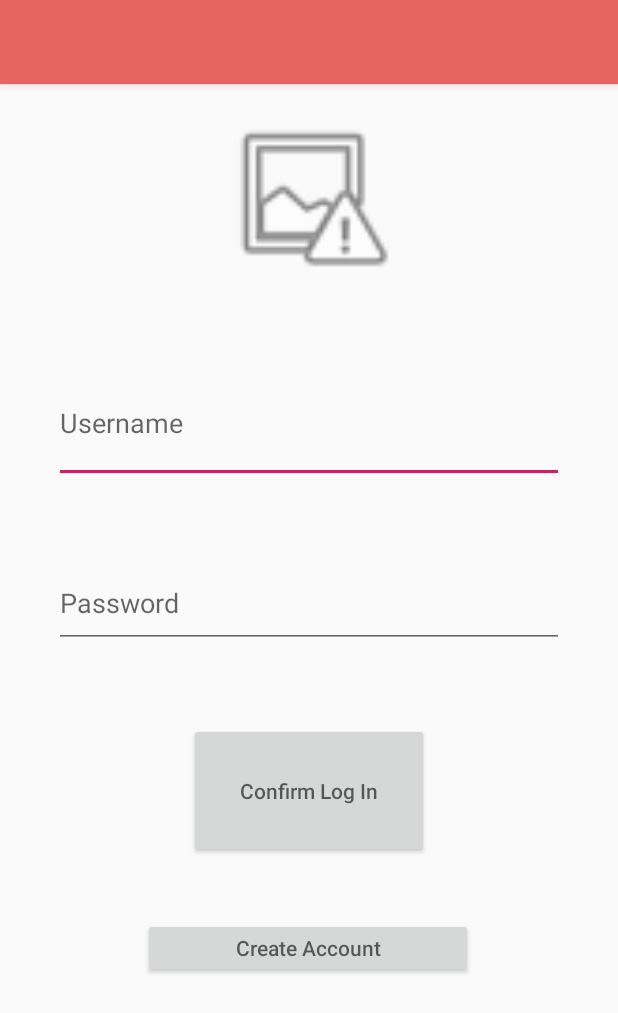
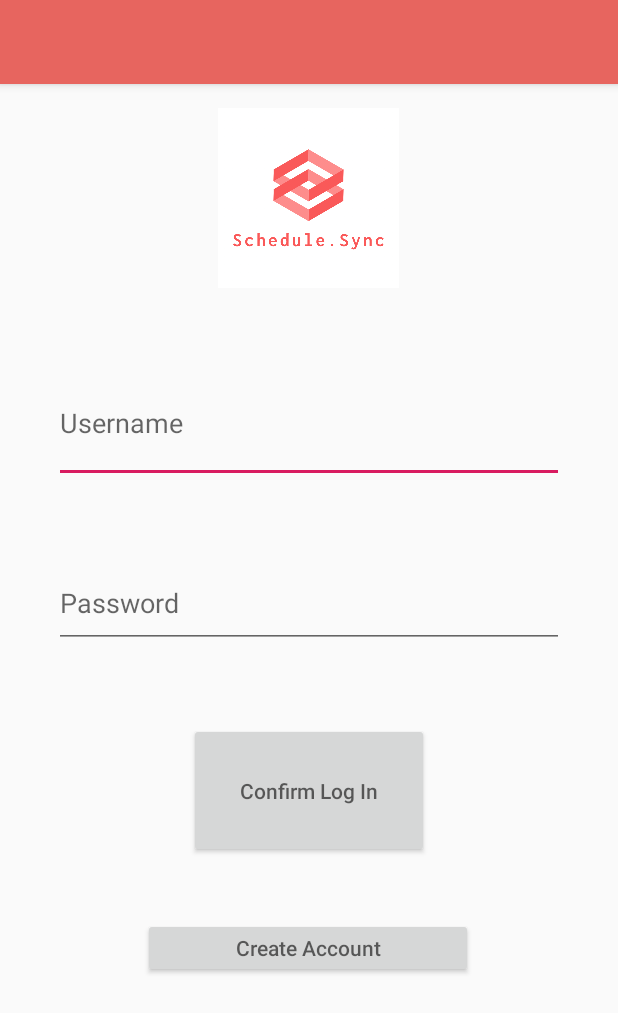
Before and after one commit to Trev32198/schedule_sync_client, an Android app: the screen it shows after launch (LogIn), on a phone screen of 412 x 824 dp. Shown: the top 1013 px of the screen. Run offline under Robolectric (Android 15) with nearby library versions, the phone set to English and light mode, and no system bars.

Commit message:
Fixed Logo not appearing

```diff
--- a/app/src/main/res/layout/content_main.xml
+++ b/app/src/main/res/layout/content_main.xml
@@ -25,7 +25,7 @@
         app:layout_constraintStart_toStartOf="parent"
         app:layout_constraintTop_toTopOf="parent"
         app:layout_constraintVertical_bias="0.0"
-        app:srcCompat="@android:drawable/ic_menu_report_image"
+        app:srcCompat="@drawable/logo"
         tools:srcCompat="@drawable/logo" />
 
     <EditText
```
